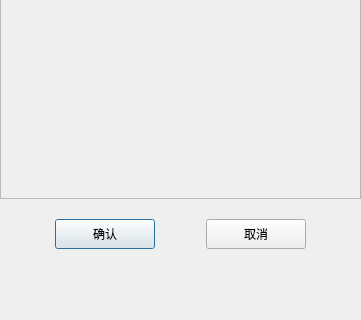
Before: the Qt Designer form client/llfcchat/src/dialogs/authenfriend.ui in echo9923/mychatter, drawn with Qt 5; both pictures show x 0 to 361 and y 301 to 621 of the 361 by 621 pixel window.
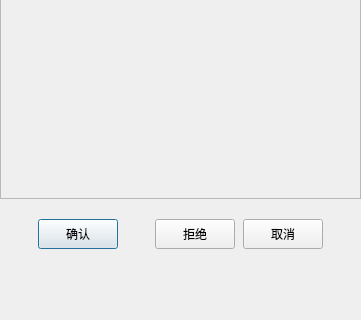
After: the same form once the commit is applied. Custom widgets are drawn as their Qt base class.

Patch:
```diff
--- a/client/llfcchat/src/dialogs/authenfriend.ui
+++ b/client/llfcchat/src/dialogs/authenfriend.ui
@@ -415,6 +415,9 @@
       </size>
      </property>
      <layout class="QHBoxLayout" name="horizontalLayout_2">
+      <property name="spacing">
+       <number>8</number>
+      </property>
       <item>
        <spacer name="horizontalSpacer">
         <property name="orientation">
@@ -422,7 +425,7 @@
         </property>
         <property name="sizeHint" stdset="0">
          <size>
-          <width>39</width>
+          <width>20</width>
           <height>20</height>
          </size>
         </property>
@@ -432,13 +435,13 @@
        <widget class="ClickedBtn" name="sure_btn">
         <property name="minimumSize">
          <size>
-          <width>100</width>
+          <width>80</width>
           <height>30</height>
          </size>
         </property>
         <property name="maximumSize">
          <size>
-          <width>100</width>
+          <width>80</width>
           <height>30</height>
          </size>
         </property>
@@ -454,17 +457,30 @@
         </property>
         <property name="sizeHint" stdset="0">
          <size>
-          <width>40</width>
+          <width>10</width>
           <height>20</height>
          </size>
         </property>
        </spacer>
       </item>
+      <item>
+       <widget class="ClickedBtn" name="reject_btn">
+        <property name="minimumSize">
+         <size>
+          <width>80</width>
+          <height>30</height>
+         </size>
+        </property>
+        <property name="text">
+         <string>拒绝</string>
+        </property>
+       </widget>
+      </item>
       <item>
        <widget class="ClickedBtn" name="cancel_btn">
         <property name="minimumSize">
          <size>
-          <width>100</width>
+          <width>80</width>
           <height>30</height>
          </size>
         </property>
@@ -480,7 +496,7 @@
         </property>
         <property name="sizeHint" stdset="0">
          <size>
-          <width>40</width>
+          <width>20</width>
           <height>20</height>
          </size>
         </property>
```
